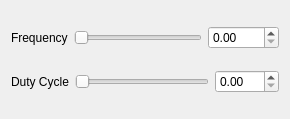
Before: the Qt Designer form designer/pulse_width_modulation.ui in dd-iuonac/rpi-control-gpio, drawn with Qt 5.
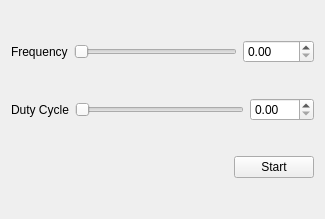
After: the same form once the commit is applied.

Diff of the .ui file:
```diff
--- a/designer/pulse_width_modulation.ui
+++ b/designer/pulse_width_modulation.ui
@@ -6,15 +6,15 @@
             <rect>
                 <x>0</x>
                 <y>0</y>
-                <width>290</width>
-                <height>119</height>
+                <width>325</width>
+                <height>219</height>
             </rect>
         </property>
         <property name="windowTitle">
             <string>Form</string>
         </property>
-        <layout class="QVBoxLayout" name="verticalLayout">
-            <item>
+        <layout class="QGridLayout" name="gridLayout">
+            <item row="0" column="0">
                 <layout class="QHBoxLayout" name="horizontalLayout">
                     <item>
                         <widget class="QLabel" name="label">
@@ -42,7 +42,7 @@
                     </item>
                 </layout>
             </item>
-            <item>
+            <item row="1" column="0">
                 <layout class="QHBoxLayout" name="horizontalLayout_2">
                     <item>
                         <widget class="QLabel" name="label_2">
@@ -70,6 +70,33 @@
                     </item>
                 </layout>
             </item>
+            <item row="2" column="0">
+                <layout class="QHBoxLayout" name="horizontalLayout_3">
+                    <item>
+                        <spacer name="horizontalSpacer">
+                            <property name="orientation">
+                                <enum>Qt::Horizontal</enum>
+                            </property>
+                            <property name="sizeHint" stdset="0">
+                                <size>
+                                    <width>40</width>
+                                    <height>20</height>
+                                </size>
+                            </property>
+                        </spacer>
+                    </item>
+                    <item>
+                        <widget class="QPushButton" name="button_pwm">
+                            <property name="text">
+                                <string>Start</string>
+                            </property>
+                            <property name="checkable">
+                                <bool>true</bool>
+                            </property>
+                        </widget>
+                    </item>
+                </layout>
+            </item>
         </layout>
     </widget>
     <resources/>
```
